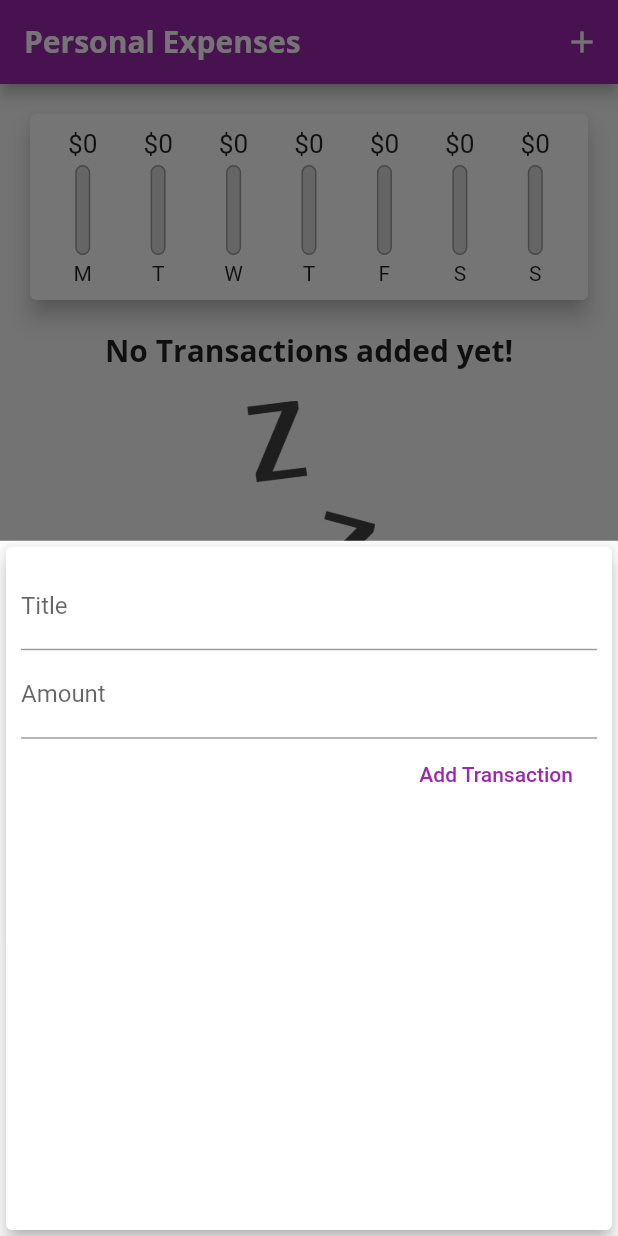
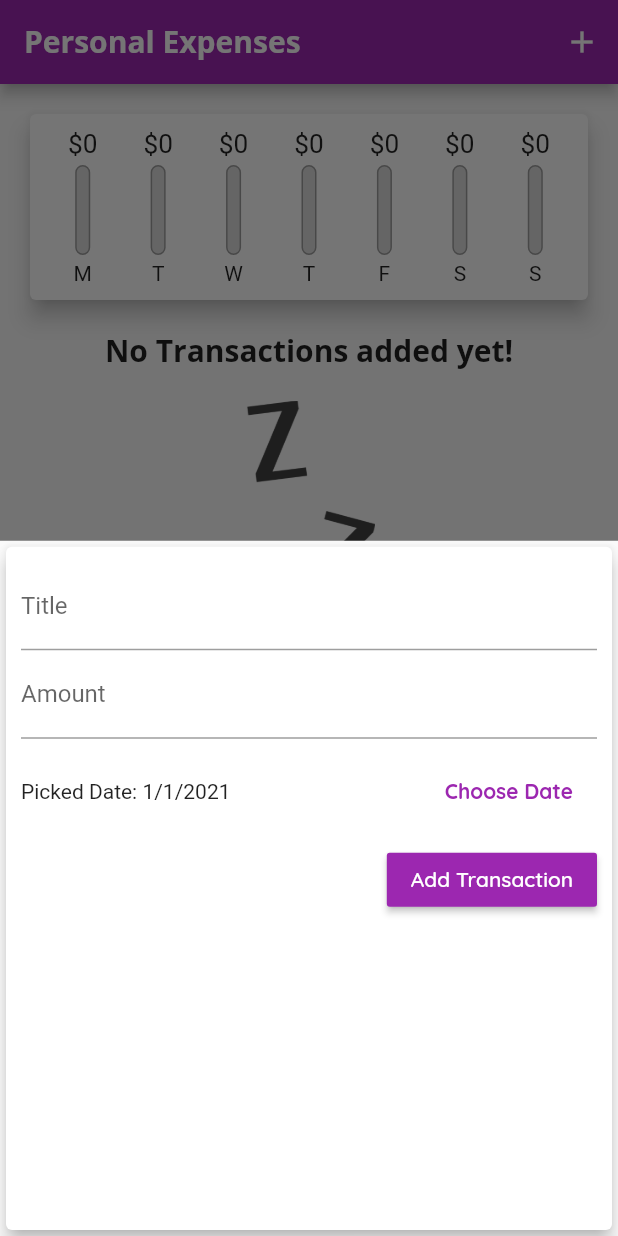
Before and after one commit to mcastre1/expense_planner_flutter, a Flutter app: the screen it shows after launch, after a tap on the "add" icon, on a phone screen of 412 x 824 dp. Run offline on Flutter 3.47's test engine with Material 2 defaults, Android fonts, the phone set to English and light mode, and no system bars.

Commit message:
Deletion of txs!

```diff
--- a/lib/main.dart
+++ b/lib/main.dart
@@ -14,15 +14,18 @@ class MyApp extends StatelessWidget {
       title: 'Personal Expenses',
       home: MyHomePage(),
       theme: ThemeData(
-          primarySwatch: Colors.purple,
-          accentColor: Colors.amber,
-          fontFamily: 'Quicksand',
-          textTheme: ThemeData.light().textTheme.copyWith(
-                  headline6: TextStyle(
+        primarySwatch: Colors.purple,
+        accentColor: Colors.amber,
+        fontFamily: 'Quicksand',
+        textTheme: ThemeData.light().textTheme.copyWith(
+              headline6: TextStyle(
                 fontFamily: 'OpenSans',
                 fontSize: 20,
                 fontWeight: FontWeight.bold,
-              ))),
+              ),
+              button: TextStyle(color: Colors.white),
+            ),
+      ),
     );
   }
 }
@@ -55,16 +58,24 @@ class _MyHomePageState extends State<MyHomePage> {
     }).toList();
   }
 
-  void _addNewTransaction(String title, double amount) {
+  void _addNewTransaction(String title, double amount, DateTime chosenDate) {
     final newTx = Transaction(
       title: title,
       amount: amount,
-      date: DateTime.now(),
+      date: chosenDate,
       id: DateTime.now().toString(),
     );
 
     setState(() {
       _transactions.add(newTx);
+    });
+  }
+
+  void _deleteTransaction(String id){
+    setState(() {
+      _transactions.removeWhere((tx){ // Remove transaction with id.
+        return tx.id == id; // Return true if you want this transaction to be removed.
+      });
     });
   }
 
@@ -98,7 +109,7 @@ class _MyHomePageState extends State<MyHomePage> {
           crossAxisAlignment: CrossAxisAlignment.stretch,
           children: <Widget>[
             Chart(_recentTransactions),
-            TransactionList(_transactions),
+            TransactionList(_transactions, _deleteTransaction),
           ],
         ),
       ),
--- a/lib/widgets/new_transaction.dart
+++ b/lib/widgets/new_transaction.dart
@@ -1,4 +1,5 @@
 import 'package:flutter/material.dart';
+import 'package:intl/intl.dart';
 
 class NewTransaction extends StatefulWidget {
   final Function _addNewTransaction;
@@ -10,21 +11,37 @@ class NewTransaction extends StatefulWidget {
 }
 
 class _NewTransactionState extends State<NewTransaction> {
-  final titleController = TextEditingController();
+  final _titleController = TextEditingController();
+  final _amountController = TextEditingController();
+  DateTime _selectedDate = DateTime(2021);
 
-  final amountController = TextEditingController();
+  void _submitData() {
+    final _enteredTitle = _titleController.text;
+    final _enteredAmount = double.parse(_amountController.text);
 
-  void submitData(){
-    final enteredTitle = titleController.text;
-    final enteredAmount = double.parse(amountController.text);
-
-    if(enteredTitle.isEmpty || enteredAmount <=0 ){
+    if (_enteredTitle.isEmpty || _enteredAmount <= 0) {
       return;
-    }else{
-      widget._addNewTransaction(enteredTitle, enteredAmount);
+    } else {
+      widget._addNewTransaction(_enteredTitle, _enteredAmount, _selectedDate);
     }
 
     Navigator.of(context).pop();
+  }
+
+  void _presentDatePicker() {
+    showDatePicker(
+      context: context,
+      initialDate: DateTime.now(),
+      firstDate: DateTime(2021),
+      lastDate: DateTime.now(),
+    ).then((pickedDate) {
+      if (pickedDate == null) {
+        return;
+      }
+      setState(() {
+        _selectedDate = pickedDate;
+      });
+    });
   }
 
   @override
@@ -38,19 +55,41 @@ class _NewTransactionState extends State<NewTransaction> {
           children: [
             TextField(
               decoration: InputDecoration(labelText: "Title"),
-                    controller: titleController,
-                    onSubmitted: (_) => submitData(),
+              controller: _titleController,
+              onSubmitted: (_) => _submitData(),
             ),
             TextField(
               decoration: InputDecoration(labelText: "Amount"),
-                    controller: amountController,
-                    keyboardType: TextInputType.number,  //This makes sure that the user only gets the number pad.
-                    onSubmitted: (_) => submitData(),
+              controller: _amountController,
+              keyboardType: TextInputType
+                  .number, //This makes sure that the user only gets the number pad.
+              onSubmitted: (_) => _submitData(),
+            ),
+            Container(
+              height: 70,
+              child: Row(
+                children: [
+                  Expanded(
+                    child: Text(_selectedDate == null
+                        ? 'No Date Chosen!'
+                        : 'Picked Date: ${DateFormat.yMd().format(_selectedDate)}'),
                   ),
                   FlatButton(
-                    onPressed: submitData,
+                    onPressed: _presentDatePicker,
+                    child: Text(
+                      'Choose Date',
+                      style: TextStyle(fontWeight: FontWeight.bold),
+                    ),
+                    textColor: Theme.of(context).primaryColor,
+                  )
+                ],
+              ),
+            ),
+            RaisedButton(
+              onPressed: _submitData,
               child: Text("Add Transaction"),
-                    textColor: Colors.purple,
+              color: Theme.of(context).primaryColor,
+              textColor: Theme.of(context).textTheme.button!.color,
             ),
           ],
         ),
--- a/lib/widgets/transaction_list.dart
+++ b/lib/widgets/transaction_list.dart
@@ -5,8 +5,9 @@ import 'package:intl/intl.dart';
 
 class TransactionList extends StatelessWidget {
   final List<Transaction> transactions;
+  final Function deleteTX;
 
-  TransactionList(this.transactions);
+  TransactionList(this.transactions, this.deleteTX);
 
   @override
   Widget build(BuildContext context) {
@@ -51,6 +52,7 @@ class TransactionList extends StatelessWidget {
                       style: Theme.of(context).textTheme.headline6,
                     ),
                     subtitle: Text(DateFormat.yMMMMd().format(tx.date)),
+                    trailing: IconButton(icon: Icon(Icons.delete), onPressed: () => deleteTX(tx.id), color: Theme.of(context).errorColor),
                   ),
                 );
               }).toList(),
```
Lines whose indentation alone changed are shown as unchanged.
